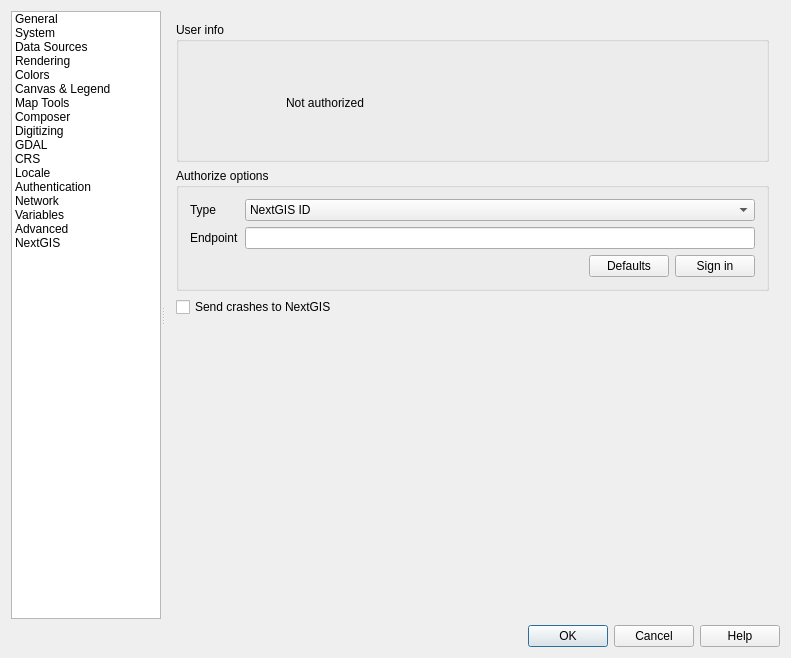
Old version of the form src/ui/qgsoptionsbase.ui in the repository nextgis/nextgisqgis.
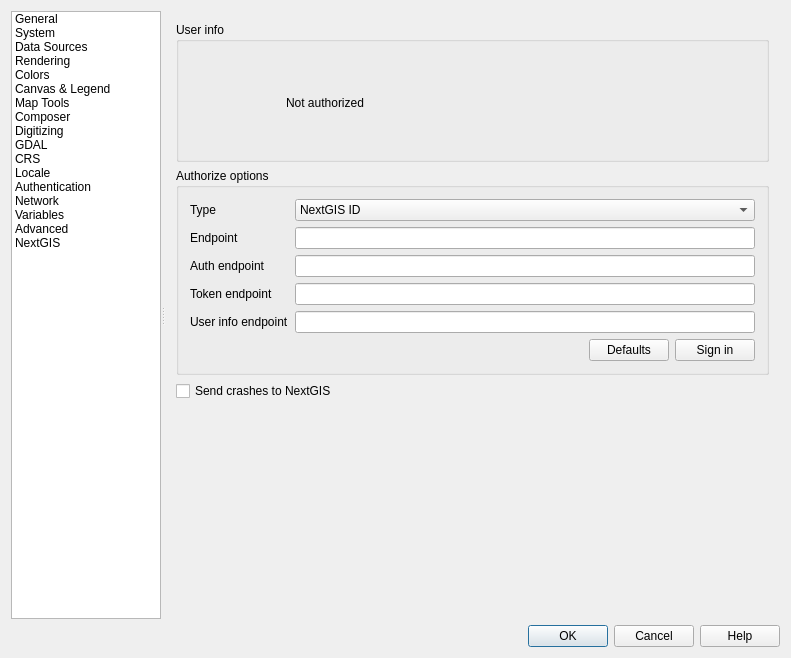
New version of the form. Icons and pictures are not drawn. Custom widgets are drawn as their Qt base class.

```diff
--- a/src/ui/qgsoptionsbase.ui
+++ b/src/ui/qgsoptionsbase.ui
@@ -5392,20 +5392,6 @@
              <layout class="QVBoxLayout" name="verticalLayout_29">
               <item>
                <layout class="QGridLayout" name="gridLayout_23">
-                <item row="0" column="0">
-                 <widget class="QLabel" name="label_2">
-                  <property name="text">
-                   <string>Type</string>
-                  </property>
-                 </widget>
-                </item>
-                <item row="1" column="0">
-                 <widget class="QLabel" name="enpointLabel">
-                  <property name="text">
-                   <string>Endpoint</string>
-                  </property>
-                 </widget>
-                </item>
                 <item row="1" column="1">
                  <widget class="QLineEdit" name="endpointEdit">
                   <property name="inputMethodHints">
@@ -5413,6 +5399,13 @@
                   </property>
                  </widget>
                 </item>
+                <item row="3" column="0">
+                 <widget class="QLabel" name="tokenEndpointLabel">
+                  <property name="text">
+                   <string>Token endpoint</string>
+                  </property>
+                 </widget>
+                </item>
                 <item row="0" column="1">
                  <widget class="QComboBox" name="authTypeSelector">
                   <item>
@@ -5425,6 +5418,60 @@
                     <string>Keycloak</string>
                    </property>
                   </item>
+                  <item>
+                   <property name="text">
+                    <string>Custom</string>
+                   </property>
+                  </item>
+                 </widget>
+                </item>
+                <item row="1" column="0">
+                 <widget class="QLabel" name="enpointLabel">
+                  <property name="text">
+                   <string>Endpoint</string>
+                  </property>
+                 </widget>
+                </item>
+                <item row="0" column="0">
+                 <widget class="QLabel" name="typeLabel">
+                  <property name="text">
+                   <string>Type</string>
+                  </property>
+                 </widget>
+                </item>
+                <item row="2" column="0">
+                 <widget class="QLabel" name="authEndpointLabel">
+                  <property name="text">
+                   <string>Auth endpoint</string>
+                  </property>
+                 </widget>
+                </item>
+                <item row="4" column="0">
+                 <widget class="QLabel" name="userInfoEndpoinLabel">
+                  <property name="text">
+                   <string>User info endpoint</string>
+                  </property>
+                 </widget>
+                </item>
+                <item row="2" column="1">
+                 <widget class="QLineEdit" name="authEndpointEdit">
+                  <property name="inputMethodHints">
+                   <set>Qt::ImhUrlCharactersOnly</set>
+                  </property>
+                 </widget>
+                </item>
+                <item row="3" column="1">
+                 <widget class="QLineEdit" name="tokenEndpointEdit">
+                  <property name="inputMethodHints">
+                   <set>Qt::ImhUrlCharactersOnly</set>
+                  </property>
+                 </widget>
+                </item>
+                <item row="4" column="1">
+                 <widget class="QLineEdit" name="userInfoEndpointEdit">
+                  <property name="inputMethodHints">
+                   <set>Qt::ImhUrlCharactersOnly</set>
+                  </property>
                  </widget>
                 </item>
                </layout>
```
